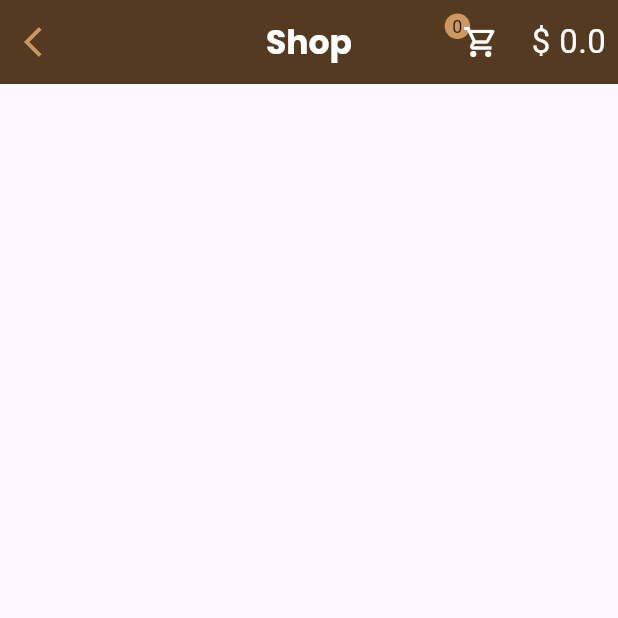
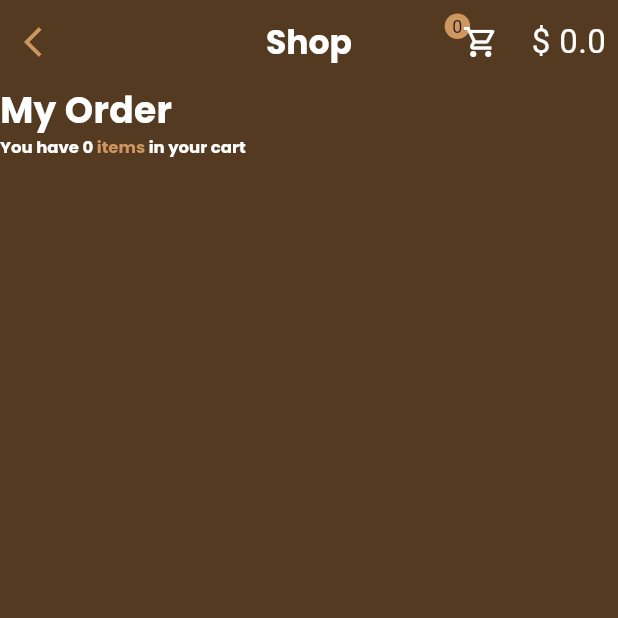
Before and after one commit to HamzaLahmedi/coffe_shop_flutter, a Flutter app: the ShopView screen opened by its route, on a phone screen of 412 x 824 dp, the top half of it. Run offline on Flutter 3.47's test engine with Material 3 defaults, Android fonts, the phone set to English and light mode, and no system bars; our stand-ins replace device_preview, flutter_svg, font_awesome_flutter, smooth_page_indicator.

Commit message:
Refactor shop view and remove unused code
Remove commented out code and refactor the shop view for better readability
and maintainability. Clean up unused code and improve code structure.

```diff
--- a/coffe_shop/lib/main.dart
+++ b/coffe_shop/lib/main.dart
@@ -50,7 +50,7 @@ class MyApp extends StatelessWidget {
           '/profile': (context) => const ProfileView(),
           '/shop': (context) => const ShopView(),
         },
-        initialRoute: '/home',
+        initialRoute: '/',
       ),
     );
   }
--- a/coffe_shop/lib/views/home/views/shop_view.dart
+++ b/coffe_shop/lib/views/home/views/shop_view.dart
@@ -11,7 +11,52 @@ class ShopView extends StatelessWidget {
   @override
   Widget build(BuildContext context) {
     return Scaffold(
-      appBar: AppBar(
+        appBar: shopAppBar(context),
+        backgroundColor: AppColors.kBackgroundColor,
+        body: Consumer<ShoppingCart>(
+          builder: (context, cart, child) {
+            return Column(
+              crossAxisAlignment: CrossAxisAlignment.start,
+              children: [
+                const Text(
+                  'My Order',
+                  style: AppStyles.styleSemiBold24,
+                ),
+                RichText(
+                  text: TextSpan(
+                    text: 'You have ${cart.selectedProduct.length} ',
+                    style: AppStyles.styleSemiBold24.copyWith(
+                      fontSize: 11,
+                      // Set the default color for the text
+                    ),
+                    children: <TextSpan>[
+                      TextSpan(
+                        text: 'items',
+                        style: AppStyles.styleSemiBold24.copyWith(
+                          fontSize: 11,
+                          color: AppColors.kPrimaryColor,
+                          // Set the default color for the text
+                        ),
+                      ),
+                      TextSpan(
+                        text: ' in your cart',
+                        style: AppStyles.styleSemiBold24.copyWith(
+                          fontSize: 11,
+
+                          // Set the default color for the text
+                        ),
+                      ),
+                    ],
+                  ),
+                )
+              ],
+            );
+          },
+        ));
+  }
+
+  AppBar shopAppBar(BuildContext context) {
+    return AppBar(
       title: Text(
         'Shop',
         style: AppStyles.styleBold20.copyWith(
@@ -57,7 +102,6 @@ class ShopView extends StatelessWidget {
           },
         )
       ],
-      ),
     );
   }
 }
--- a/coffe_shop/lib/views/home/views/widgets/custom_grid_view.dart
+++ b/coffe_shop/lib/views/home/views/widgets/custom_grid_view.dart
@@ -12,6 +12,7 @@ class CustomGridView extends StatelessWidget {
  const CustomGridView({
     super.key,
   });
+  //this without provider
  /* void handleLikeChanged(int index, bool isLiked) {
     if (isLiked) {
       likedIndices.add(index); // Add the index of the liked item
--- a/coffe_shop/lib/views/home/views/widgets/custom_liked_grid_view.dart
+++ b/coffe_shop/lib/views/home/views/widgets/custom_liked_grid_view.dart
@@ -10,6 +10,7 @@ class CustomLikedGridView extends StatelessWidget {
 
   @override
   Widget build(BuildContext context) {
+    //this without provider
     /*final List<int> likedItems =
         ModalRoute.of(context)?.settings.arguments as List<int>? ?? [];
     print(likedItems);
@@ -30,9 +31,10 @@ class CustomLikedGridView extends StatelessWidget {
         itemBuilder: (context, index) {
           return CustomLikedItem(
             index: likedItems[index],
-            onLike: (index) {
-              likedItemsProvider.removeLikedItem(index);
-            },
+            //this without provider
+            /*onLike: (index) {
+             likedItemsProvider.removeLikedItem(index);
+            },*/
           );
         });
   }
--- a/coffe_shop/lib/views/home/views/widgets/custom_liked_item.dart
+++ b/coffe_shop/lib/views/home/views/widgets/custom_liked_item.dart
@@ -8,10 +8,10 @@ class CustomLikedItem extends StatefulWidget {
   const CustomLikedItem({
     super.key,
     required this.index,
-    required this.onLike,
+   // required this.onLike,
   });
   final int index;
-  final Function(int) onLike;
+  //final Function(int) onLike;
 
   @override
   State<CustomLikedItem> createState() => _CustomLikedItemState();
@@ -19,7 +19,7 @@ class CustomLikedItem extends StatefulWidget {
 
 class _CustomLikedItemState extends State<CustomLikedItem> {
   bool isLiked = true;
-
+//this without provider
   /* void toggleLike() {
     setState(() {
       isLiked = !isLiked;
```
Lines whose indentation alone changed are shown as unchanged.
